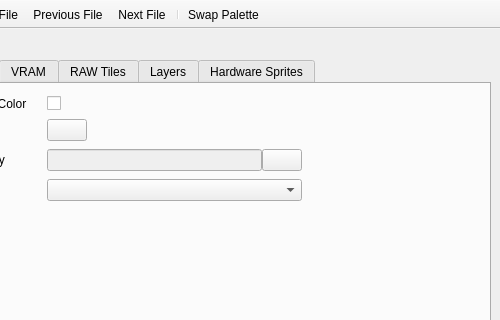
The window that qt/mainwindow.ui (Lupinzar/gssex) describes before a commit, drawn with Qt 5; both pictures show x 140 to 640 and y 0 to 320 of the 640 by 480 pixel window.
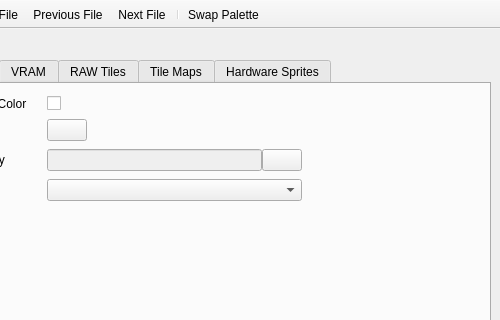
The same window after the commit. The open tabs and pages were chosen to show the change. Icons and pictures are not drawn. Custom widgets are drawn as their Qt base class.

Commit message: Start tile map coding

```diff
--- a/qt/mainwindow.ui
+++ b/qt/mainwindow.ui
@@ -177,7 +177,7 @@
       </widget>
       <widget class="QWidget" name="tab_layers">
        <attribute name="title">
-        <string>Layers</string>
+        <string>Tile Maps</string>
        </attribute>
       </widget>
       <widget class="QWidget" name="tab_hw_sprites">
```
Left out of the diff: 4 changed lines with no effect on the pictures. The commit also changes 2 other files.
